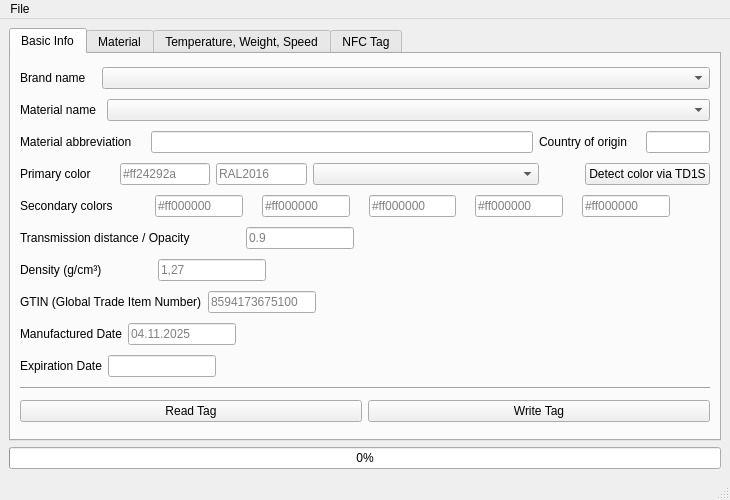
The window that openprinttaggui/GUI/gui.ui (bkerler/OpenPrintTagGUI) describes before a commit, drawn with Qt 5.
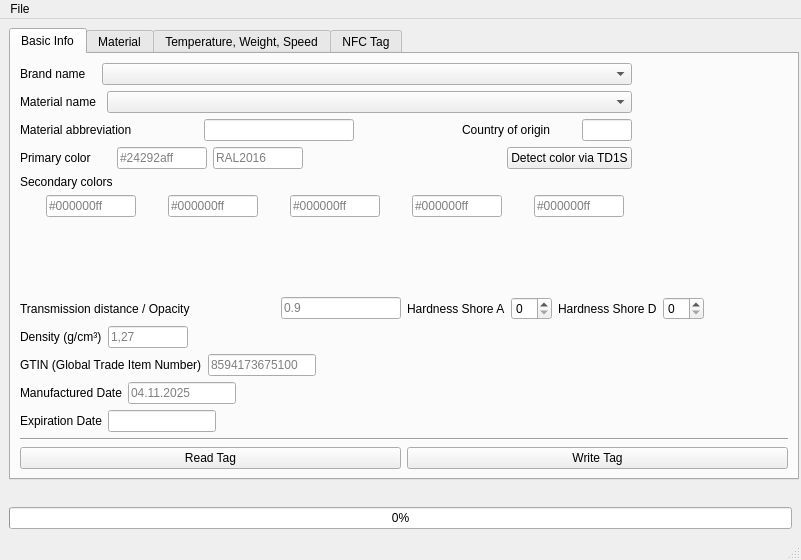
The same window after the commit. Custom widgets are drawn as their Qt base class.

Diff of the .ui file:
```diff
--- a/openprinttaggui/GUI/gui.ui
+++ b/openprinttaggui/GUI/gui.ui
@@ -6,8 +6,8 @@
    <rect>
     <x>0</x>
     <y>0</y>
-    <width>730</width>
-    <height>500</height>
+    <width>801</width>
+    <height>560</height>
    </rect>
   </property>
   <property name="sizePolicy">
@@ -18,24 +18,23 @@
   </property>
   <property name="minimumSize">
    <size>
-    <width>730</width>
-    <height>500</height>
+    <width>801</width>
+    <height>560</height>
    </size>
   </property>
   <property name="windowTitle">
    <string>OpenPrintTag - GUI</string>
   </property>
   <widget class="QWidget" name="centralwidget">
-   <layout class="QGridLayout" name="gridLayout_8">
-    <item row="2" column="0">
-     <widget class="QProgressBar" name="progressBar">
-      <property name="value">
-       <number>0</number>
-      </property>
-     </widget>
-    </item>
-    <item row="1" column="0">
+   <layout class="QGridLayout" name="gridLayout">
+    <item row="0" column="0">
      <widget class="QTabWidget" name="tabWidget">
+      <property name="minimumSize">
+       <size>
+        <width>790</width>
+        <height>450</height>
+       </size>
+      </property>
       <property name="currentIndex">
        <number>0</number>
       </property>
@@ -43,6 +42,10 @@
        <attribute name="title">
         <string>Basic Info</string>
        </attribute>
+       <layout class="QVBoxLayout" name="verticalLayout_6">
+        <item>
+         <layout class="QHBoxLayout" name="horizontalLayout_29">
+          <item>
        <layout class="QVBoxLayout" name="verticalLayout_2">
         <item>
          <layout class="QHBoxLayout" name="horizontalLayout_3">
@@ -70,7 +73,7 @@
            </spacer>
           </item>
           <item>
-           <widget class="ClearComboBox" name="brandnamebox">
+               <widget class="FilterComboBox" name="brandnamebox">
             <property name="sizePolicy">
              <sizepolicy hsizetype="Preferred" vsizetype="Fixed">
               <horstretch>4</horstretch>
@@ -110,7 +113,7 @@
            </spacer>
           </item>
           <item>
-           <widget class="ClearComboBox" name="materialnamebox">
+               <widget class="FilterComboBox" name="materialnamebox">
             <property name="sizePolicy">
              <sizepolicy hsizetype="Preferred" vsizetype="Fixed">
               <horstretch>4</horstretch>
@@ -128,62 +131,80 @@
          <layout class="QHBoxLayout" name="horizontalLayout_22">
           <item>
            <widget class="QLabel" name="materialabbrlabel">
+                <property name="sizePolicy">
+                 <sizepolicy hsizetype="Preferred" vsizetype="Preferred">
+                  <horstretch>0</horstretch>
+                  <verstretch>0</verstretch>
+                 </sizepolicy>
+                </property>
             <property name="text">
              <string>Material abbreviation</string>
             </property>
            </widget>
           </item>
-          <item>
-           <spacer name="horizontalSpacer_24">
-            <property name="orientation">
-             <enum>Qt::Orientation::Horizontal</enum>
-            </property>
-            <property name="sizeType">
-             <enum>QSizePolicy::Policy::Preferred</enum>
-            </property>
-            <property name="sizeHint" stdset="0">
-             <size>
-              <width>13</width>
-              <height>20</height>
-             </size>
-            </property>
-           </spacer>
-          </item>
           <item>
            <widget class="QLineEdit" name="materialabbredit">
             <property name="sizePolicy">
              <sizepolicy hsizetype="Expanding" vsizetype="Fixed">
-              <horstretch>6</horstretch>
+                  <horstretch>1</horstretch>
               <verstretch>0</verstretch>
              </sizepolicy>
             </property>
+                <property name="maximumSize">
+                 <size>
+                  <width>150</width>
+                  <height>16777215</height>
+                 </size>
+                </property>
             <property name="maxLength">
              <number>16</number>
             </property>
            </widget>
           </item>
+              <item>
+               <spacer name="horizontalSpacer_24">
+                <property name="orientation">
+                 <enum>Qt::Orientation::Horizontal</enum>
+                </property>
+                <property name="sizeType">
+                 <enum>QSizePolicy::Policy::Preferred</enum>
+                </property>
+                <property name="sizeHint" stdset="0">
+                 <size>
+                  <width>13</width>
+                  <height>20</height>
+                 </size>
+                </property>
+               </spacer>
+              </item>
           <item>
            <widget class="QLabel" name="label">
             <property name="text">
              <string>Country of origin</string>
             </property>
+                <property name="alignment">
+                 <set>Qt::AlignmentFlag::AlignRight|Qt::AlignmentFlag::AlignTrailing|Qt::AlignmentFlag::AlignVCenter</set>
+                </property>
            </widget>
           </item>
           <item>
-           <spacer name="horizontalSpacer_25">
-            <property name="orientation">
-             <enum>Qt::Orientation::Horizontal</enum>
-            </property>
-            <property name="sizeType">
-             <enum>QSizePolicy::Policy::Preferred</enum>
-            </property>
-            <property name="sizeHint" stdset="0">
+               <widget class="QLabel" name="countryflaglabel">
+                <property name="minimumSize">
+                 <size>
+                  <width>20</width>
+                  <height>0</height>
+                 </size>
+                </property>
+                <property name="maximumSize">
              <size>
-              <width>13</width>
-              <height>20</height>
-             </size>
-            </property>
-           </spacer>
+                  <width>20</width>
+                  <height>16777215</height>
+                 </size>
+                </property>
+                <property name="text">
+                 <string/>
+                </property>
+               </widget>
           </item>
           <item>
            <widget class="QLineEdit" name="countryoforiginedit">
@@ -193,6 +214,12 @@
               <verstretch>0</verstretch>
              </sizepolicy>
             </property>
+                <property name="maximumSize">
+                 <size>
+                  <width>50</width>
+                  <height>16777215</height>
+                 </size>
+                </property>
             <property name="maxLength">
              <number>2</number>
             </property>
@@ -246,8 +273,14 @@
               <height>0</height>
              </size>
             </property>
+                <property name="maximumSize">
+                 <size>
+                  <width>90</width>
+                  <height>16777215</height>
+                 </size>
+                </property>
             <property name="placeholderText">
-             <string>#ff24292a</string>
+                 <string>#24292aff</string>
             </property>
            </widget>
           </item>
@@ -259,24 +292,23 @@
               <verstretch>0</verstretch>
              </sizepolicy>
             </property>
+                <property name="minimumSize">
+                 <size>
+                  <width>90</width>
+                  <height>0</height>
+                 </size>
+                </property>
+                <property name="maximumSize">
+                 <size>
+                  <width>120</width>
+                  <height>16777215</height>
+                 </size>
+                </property>
             <property name="placeholderText">
              <string>RAL2016</string>
             </property>
            </widget>
           </item>
-          <item>
-           <widget class="QComboBox" name="colornamebox">
-            <property name="sizePolicy">
-             <sizepolicy hsizetype="Preferred" vsizetype="Fixed">
-              <horstretch>5</horstretch>
-              <verstretch>0</verstretch>
-             </sizepolicy>
-            </property>
-            <property name="placeholderText">
-             <string>Jet Black</string>
-            </property>
-           </widget>
-          </item>
           <item>
            <spacer name="horizontalSpacer_26">
             <property name="orientation">
@@ -284,7 +316,7 @@
             </property>
             <property name="sizeHint" stdset="0">
              <size>
-              <width>40</width>
+                  <width>200</width>
               <height>20</height>
              </size>
             </property>
@@ -300,46 +332,35 @@
          </layout>
         </item>
         <item>
-         <layout class="QHBoxLayout" name="horizontalLayout_20">
-          <item>
            <widget class="QLabel" name="primarycolorlabel_2">
+              <property name="minimumSize">
+               <size>
+                <width>120</width>
+                <height>0</height>
+               </size>
+              </property>
             <property name="text">
              <string>Secondary colors</string>
             </property>
            </widget>
           </item>
           <item>
-           <spacer name="horizontalSpacer_21">
-            <property name="orientation">
-             <enum>Qt::Orientation::Horizontal</enum>
-            </property>
-            <property name="sizeType">
-             <enum>QSizePolicy::Policy::Preferred</enum>
-            </property>
-            <property name="sizeHint" stdset="0">
-             <size>
-              <width>10</width>
-              <height>20</height>
-             </size>
-            </property>
-           </spacer>
-          </item>
-          <item>
-           <widget class="QLabel" name="colorlabel_2">
-            <property name="text">
-             <string/>
-            </property>
-           </widget>
-          </item>
+             <layout class="QHBoxLayout" name="horizontalLayout_20">
           <item>
            <widget class="QLabel" name="secondary_colorlabel_0">
+                <property name="minimumSize">
+                 <size>
+                  <width>20</width>
+                  <height>0</height>
+                 </size>
+                </property>
             <property name="text">
              <string/>
             </property>
            </widget>
           </item>
           <item>
-           <widget class="QLineEdit" name="secondarycolor0edit_0">
+               <widget class="QLineEdit" name="secondarycoloredit_0">
             <property name="sizePolicy">
              <sizepolicy hsizetype="Expanding" vsizetype="Fixed">
               <horstretch>1</horstretch>
@@ -348,7 +369,7 @@
             </property>
             <property name="minimumSize">
              <size>
-              <width>0</width>
+                  <width>90</width>
               <height>0</height>
              </size>
             </property>
@@ -362,25 +383,37 @@
              <number>9</number>
             </property>
             <property name="placeholderText">
-             <string>#ff000000</string>
+                 <string>#000000ff</string>
             </property>
            </widget>
           </item>
           <item>
            <widget class="QLabel" name="secondary_colorlabel_1">
+                <property name="minimumSize">
+                 <size>
+                  <width>20</width>
+                  <height>0</height>
+                 </size>
+                </property>
             <property name="text">
              <string/>
             </property>
            </widget>
           </item>
           <item>
-           <widget class="QLineEdit" name="secondarycolor0edit_1">
+               <widget class="QLineEdit" name="secondarycoloredit_1">
             <property name="sizePolicy">
              <sizepolicy hsizetype="Preferred" vsizetype="Fixed">
               <horstretch>1</horstretch>
               <verstretch>0</verstretch>
              </sizepolicy>
             </property>
+                <property name="minimumSize">
+                 <size>
+                  <width>90</width>
+                  <height>0</height>
+                 </size>
+                </property>
             <property name="maximumSize">
              <size>
               <width>100</width>
@@ -391,25 +424,37 @@
              <number>9</number>
             </property>
             <property name="placeholderText">
-             <string>#ff000000</string>
+                 <string>#000000ff</string>
             </property>
            </widget>
           </item>
           <item>
            <widget class="QLabel" name="secondary_colorlabel_2">
+                <property name="minimumSize">
+                 <size>
+                  <width>20</width>
+                  <height>0</height>
+                 </size>
+                </property>
             <property name="text">
              <string/>
             </property>
            </widget>
           </item>
           <item>
-           <widget class="QLineEdit" name="secondarycolor0edit_2">
+               <widget class="QLineEdit" name="secondarycoloredit_2">
             <property name="sizePolicy">
              <sizepolicy hsizetype="Preferred" vsizetype="Fixed">
               <horstretch>1</horstretch>
               <verstretch>0</verstretch>
              </sizepolicy>
             </property>
+                <property name="minimumSize">
+                 <size>
+                  <width>90</width>
+                  <height>0</height>
+                 </size>
+                </property>
             <property name="maximumSize">
              <size>
               <width>100</width>
@@ -420,25 +465,37 @@
              <number>9</number>
             </property>
             <property name="placeholderText">
-             <string>#ff000000</string>
+                 <string>#000000ff</string>
             </property>
            </widget>
           </item>
           <item>
            <widget class="QLabel" name="secondary_colorlabel_3">
+                <property name="minimumSize">
+                 <size>
+                  <width>20</width>
+                  <height>0</height>
+                 </size>
+                </property>
             <property name="text">
              <string/>
             </property>
            </widget>
           </item>
           <item>
-           <widget class="QLineEdit" name="secondarycolor0edit_3">
+               <widget class="QLineEdit" name="secondarycoloredit_3">
             <property name="sizePolicy">
              <sizepolicy hsizetype="Preferred" vsizetype="Fixed">
               <horstretch>1</horstretch>
               <verstretch>0</verstretch>
              </sizepolicy>
             </property>
+                <property name="minimumSize">
+                 <size>
+                  <width>90</width>
+                  <height>0</height>
+                 </size>
+                </property>
             <property name="maximumSize">
              <size>
               <width>100</width>
@@ -449,25 +506,37 @@
              <number>9</number>
             </property>
             <property name="placeholderText">
-             <string>#ff000000</string>
+                 <string>#000000ff</string>
             </property>
            </widget>
           </item>
           <item>
            <widget class="QLabel" name="secondary_colorlabel_4">
+                <property name="minimumSize">
+                 <size>
+                  <width>20</width>
+                  <height>0</height>
+                 </size>
+                </property>
             <property name="text">
              <string/>
             </property>
            </widget>
           </item>
           <item>
-           <widget class="QLineEdit" name="secondarycolor0edit_4">
+               <widget class="QLineEdit" name="secondarycoloredit_4">
             <property name="sizePolicy">
              <sizepolicy hsizetype="Preferred" vsizetype="Fixed">
               <horstretch>1</horstretch>
               <verstretch>0</verstretch>
              </sizepolicy>
             </property>
+                <property name="minimumSize">
+                 <size>
+                  <width>90</width>
+                  <height>0</height>
+                 </size>
+                </property>
             <property name="maximumSize">
              <size>
               <width>100</width>
@@ -475,7 +544,7 @@
              </size>
             </property>
             <property name="placeholderText">
-             <string>#ff000000</string>
+                 <string>#000000ff</string>
             </property>
            </widget>
           </item>
@@ -494,46 +563,108 @@
           </item>
          </layout>
         </item>
+           </layout>
+          </item>
+          <item>
+           <widget class="QLabel" name="picturelabel">
+            <property name="minimumSize">
+             <size>
+              <width>150</width>
+              <height>100</height>
+             </size>
+            </property>
+            <property name="text">
+             <string/>
+            </property>
+           </widget>
+          </item>
+         </layout>
+        </item>
+        <item>
+         <spacer name="verticalSpacer_3">
+          <property name="orientation">
+           <enum>Qt::Orientation::Vertical</enum>
+          </property>
+          <property name="sizeHint" stdset="0">
+           <size>
+            <width>20</width>
+            <height>40</height>
+           </size>
+          </property>
+         </spacer>
+        </item>
+        <item>
+         <layout class="QHBoxLayout" name="horizontalLayout_25">
         <item>
          <layout class="QHBoxLayout" name="horizontalLayout_9">
           <item>
            <widget class="QLabel" name="transmissiondistancelabel">
+              <property name="sizePolicy">
+               <sizepolicy hsizetype="Expanding" vsizetype="Preferred">
+                <horstretch>0</horstretch>
+                <verstretch>0</verstretch>
+               </sizepolicy>
+              </property>
             <property name="text">
              <string>Transmission distance / Opacity</string>
             </property>
            </widget>
           </item>
-          <item>
-           <spacer name="horizontalSpacer_18">
-            <property name="orientation">
-             <enum>Qt::Orientation::Horizontal</enum>
-            </property>
-            <property name="sizeType">
-             <enum>QSizePolicy::Policy::Preferred</enum>
-            </property>
-            <property name="sizeHint" stdset="0">
-             <size>
-              <width>50</width>
-              <height>20</height>
-             </size>
-            </property>
-           </spacer>
-          </item>
           <item>
            <widget class="QLineEdit" name="transmissiondistanceedit">
             <property name="sizePolicy">
-             <sizepolicy hsizetype="Preferred" vsizetype="Fixed">
-              <horstretch>0</horstretch>
+               <sizepolicy hsizetype="Expanding" vsizetype="Fixed">
+                <horstretch>4</horstretch>
               <verstretch>0</verstretch>
              </sizepolicy>
             </property>
+              <property name="minimumSize">
+               <size>
+                <width>80</width>
+                <height>0</height>
+               </size>
+              </property>
+              <property name="maximumSize">
+               <size>
+                <width>120</width>
+                <height>16777215</height>
+               </size>
+              </property>
             <property name="placeholderText">
              <string>0.9</string>
             </property>
            </widget>
           </item>
+           </layout>
+          </item>
           <item>
-           <spacer name="horizontalSpacer_12">
+           <layout class="QHBoxLayout" name="horizontalLayout_24">
+            <item>
+             <widget class="QLabel" name="hardnessshorealabel">
+              <property name="text">
+               <string>Hardness Shore A</string>
+              </property>
+             </widget>
+            </item>
+            <item>
+             <widget class="QSpinBox" name="hardnessshoreabox"/>
+            </item>
+            <item>
+             <layout class="QHBoxLayout" name="horizontalLayout_26">
+              <item>
+               <widget class="QLabel" name="hardnessshoredlabel">
+                <property name="text">
+                 <string>Hardness Shore D</string>
+                </property>
+               </widget>
+              </item>
+              <item>
+               <widget class="QSpinBox" name="hardnessshoredbox"/>
+              </item>
+             </layout>
+            </item>
+            <item>
+             <spacer name="horizontalSpacer_29">
             <property name="orientation">
              <enum>Qt::Orientation::Horizontal</enum>
             </property>
@@ -544,6 +675,8 @@
              </size>
             </property>
            </spacer>
+            </item>
+           </layout>
           </item>
          </layout>
         </item>
@@ -556,22 +689,6 @@
             </property>
            </widget>
           </item>
-          <item>
-           <spacer name="horizontalSpacer_13">
-            <property name="orientation">
-             <enum>Qt::Orientation::Horizontal</enum>
-            </property>
-            <property name="sizeType">
-             <enum>QSizePolicy::Policy::Preferred</enum>
-            </property>
-            <property name="sizeHint" stdset="0">
-             <size>
-              <width>50</width>
-              <height>20</height>
-             </size>
-            </property>
-           </spacer>
-          </item>
           <item>
            <widget class="QLineEdit" name="densityedit">
             <property name="sizePolicy">
@@ -580,6 +697,18 @@
               <verstretch>0</verstretch>
              </sizepolicy>
             </property>
+            <property name="minimumSize">
+             <size>
+              <width>80</width>
+              <height>0</height>
+             </size>
+            </property>
+            <property name="maximumSize">
+             <size>
+              <width>80</width>
+              <height>16777215</height>
+             </size>
+            </property>
             <property name="placeholderText">
              <string>1,27</string>
             </property>
@@ -795,7 +924,7 @@
               </widget>
              </item>
              <item>
-              <widget class="ClearComboBox" name="materialtypebox">
+              <widget class="FilterComboBox" name="materialtypebox">
                <property name="sizePolicy">
                 <sizepolicy hsizetype="Preferred" vsizetype="Fixed">
                  <horstretch>4</horstretch>
@@ -834,7 +963,7 @@
               </widget>
              </item>
              <item>
-              <widget class="ClearComboBox" name="materialclassbox">
+              <widget class="FilterComboBox" name="materialclassbox">
                <property name="sizePolicy">
                 <sizepolicy hsizetype="Preferred" vsizetype="Fixed">
                  <horstretch>4</horstretch>
@@ -869,6 +998,68 @@
         <string>Temperature, Weight, Speed</string>
        </attribute>
        <layout class="QGridLayout" name="gridLayout_3">
+        <item row="0" column="2">
+         <widget class="QGroupBox" name="groupBox_6">
+          <property name="title">
+           <string>Specification</string>
+          </property>
+          <layout class="QVBoxLayout" name="verticalLayout_4">
+           <item>
+            <layout class="QHBoxLayout" name="horizontalLayout_19">
+             <item>
+              <widget class="QLabel" name="diameterlabel">
+               <property name="text">
+                <string>Diameter (mm)</string>
+               </property>
+              </widget>
+             </item>
+             <item>
+              <spacer name="horizontalSpacer_20">
+               <property name="orientation">
+                <enum>Qt::Orientation::Horizontal</enum>
+               </property>
+               <property name="sizeType">
+                <enum>QSizePolicy::Policy::Preferred</enum>
+               </property>
+               <property name="sizeHint" stdset="0">
+                <size>
+                 <width>13</width>
+                 <height>20</height>
+                </size>
+               </property>
+              </spacer>
+             </item>
+             <item>
+              <widget class="QLineEdit" name="diameteredit">
+               <property name="maximumSize">
+                <size>
+                 <width>50</width>
+                 <height>16777215</height>
+                </size>
+               </property>
+               <property name="text">
+                <string>1.75</string>
+               </property>
+              </widget>
+             </item>
+            </layout>
+           </item>
+           <item>
+            <spacer name="verticalSpacer">
+             <property name="orientation">
+              <enum>Qt::Orientation::Vertical</enum>
+             </property>
+             <property name="sizeHint" stdset="0">
+              <size>
+               <width>20</width>
+               <height>133</height>
+              </size>
+             </property>
+            </spacer>
+           </item>
+          </layout>
+         </widget>
+        </item>
         <item row="0" column="0">
          <widget class="QGroupBox" name="groupBox_3">
           <property name="title">
@@ -1045,33 +1236,51 @@
              </item>
             </layout>
            </item>
-          </layout>
-         </widget>
-        </item>
-        <item row="0" column="1" colspan="2">
-         <widget class="QGroupBox" name="groupBox_6">
-          <property name="title">
-           <string>Specification</string>
-          </property>
-          <widget class="QWidget" name="layoutWidget_9">
-           <property name="geometry">
-            <rect>
-             <x>10</x>
-             <y>30</y>
-             <width>337</width>
-             <height>34</height>
-            </rect>
-           </property>
-           <layout class="QHBoxLayout" name="horizontalLayout_19">
+           <item>
+            <layout class="QHBoxLayout" name="horizontalLayout_30">
+             <item>
+              <widget class="QLabel" name="chambertemplabel">
+               <property name="text">
+                <string>Chamber Temperature (°C)</string>
+               </property>
+              </widget>
+             </item>
+             <item>
+              <spacer name="horizontalSpacer_21">
+               <property name="orientation">
+                <enum>Qt::Orientation::Horizontal</enum>
+               </property>
+               <property name="sizeHint" stdset="0">
+                <size>
+                 <width>40</width>
+                 <height>20</height>
+                </size>
+               </property>
+              </spacer>
+             </item>
             <item>
-             <widget class="QLabel" name="diameterlabel">
+              <widget class="QSpinBox" name="chambertempbox">
+               <property name="maximum">
+                <number>1200</number>
+               </property>
+               <property name="value">
+                <number>90</number>
+               </property>
+              </widget>
+             </item>
+            </layout>
+           </item>
+           <item>
+            <layout class="QHBoxLayout" name="horizontalLayout_27">
+             <item>
+              <widget class="QLabel" name="minchambertemplabel">
               <property name="text">
-               <string>Diameter (mm)</string>
+                <string>Min Chamber Temperature (°C)</string>
               </property>
              </widget>
             </item>
             <item>
-             <spacer name="horizontalSpacer_20">
+              <spacer name="horizontalSpacer_13">
               <property name="orientation">
                <enum>Qt::Orientation::Horizontal</enum>
               </property>
@@ -1084,23 +1293,61 @@
              </spacer>
             </item>
             <item>
-             <widget class="QLineEdit" name="diameteredit">
-              <property name="text">
-               <string>1.75</string>
-              </property>
+              <widget class="QSpinBox" name="minchambertempbox">
+               <property name="maximum">
+                <number>1200</number>
+               </property>
+               <property name="value">
+                <number>90</number>
+               </property>
              </widget>
             </item>
            </layout>
-          </widget>
-         </widget>
-        </item>
-        <item row="1" column="0" colspan="2">
+           </item>
+           <item>
+            <layout class="QHBoxLayout" name="horizontalLayout_28">
+             <item>
+              <widget class="QLabel" name="maxchambertemplabel">
+               <property name="text">
+                <string>Max Chamber Temperature (°C)</string>
+               </property>
+              </widget>
+             </item>
+             <item>
+              <spacer name="horizontalSpacer_19">
+               <property name="orientation">
+                <enum>Qt::Orientation::Horizontal</enum>
+               </property>
+               <property name="sizeHint" stdset="0">
+                <size>
+                 <width>40</width>
+                 <height>20</height>
+                </size>
+               </property>
+              </spacer>
+             </item>
+             <item>
+              <widget class="QSpinBox" name="maxchambertempbox">
+               <property name="maximum">
+                <number>1200</number>
+               </property>
+               <property name="value">
+                <number>90</number>
+               </property>
+              </widget>
+             </item>
+            </layout>
+           </item>
+          </layout>
+         </widget>
+        </item>
+        <item row="1" column="0">
          <widget class="QGroupBox" name="groupBox_4">
           <property name="title">
            <string>Weight Information</string>
           </property>
-          <layout class="QGridLayout" name="gridLayout_9">
-           <item row="0" column="0">
+          <layout class="QVBoxLayout" name="verticalLayout_5">
+           <item>
             <layout class="QHBoxLayout" name="horizontalLayout_15">
              <item>
               <widget class="QLabel" name="nominalweightlabel">
@@ -1134,7 +1381,7 @@
              </item>
             </layout>
            </item>
-           <item row="1" column="0">
+           <item>
             <layout class="QHBoxLayout" name="horizontalLayout_16">
              <item>
               <widget class="QLabel" name="actualweightlabel">
@@ -1168,7 +1415,7 @@
              </item>
             </layout>
            </item>
-           <item row="2" column="0">
+           <item>
             <layout class="QHBoxLayout" name="horizontalLayout_17">
              <item>
               <widget class="QLabel" name="emptycontainerlabel">
@@ -1202,7 +1449,7 @@
              </item>
             </layout>
            </item>
-           <item row="3" column="0">
+           <item>
             <layout class="QHBoxLayout" name="horizontalLayout_21">
              <item>
               <widget class="QLabel" name="consumedweightlabel">
@@ -1239,19 +1486,6 @@
           </layout>
          </widget>
         </item>
-        <item row="1" column="2">
-         <spacer name="horizontalSpacer_19">
-          <property name="orientation">
-           <enum>Qt::Orientation::Horizontal</enum>
-          </property>
-          <property name="sizeHint" stdset="0">
-           <size>
-            <width>40</width>
-            <height>20</height>
-           </size>
-          </property>
-         </spacer>
-        </item>
        </layout>
       </widget>
       <widget class="QWidget" name="nfctab">
@@ -1286,6 +1520,26 @@
       </widget>
      </widget>
     </item>
+    <item row="1" column="0">
+     <spacer name="verticalSpacer_2">
+      <property name="orientation">
+       <enum>Qt::Orientation::Vertical</enum>
+      </property>
+      <property name="sizeHint" stdset="0">
+       <size>
+        <width>20</width>
+        <height>40</height>
+       </size>
+      </property>
+     </spacer>
+    </item>
+    <item row="2" column="0">
+     <widget class="QProgressBar" name="progressBar">
+      <property name="value">
+       <number>0</number>
+      </property>
+     </widget>
+    </item>
    </layout>
   </widget>
   <widget class="QMenuBar" name="menubar">
@@ -1293,7 +1547,7 @@
     <rect>
      <x>0</x>
      <y>0</y>
-     <width>730</width>
+     <width>801</width>
      <height>23</height>
     </rect>
    </property>
@@ -1320,9 +1574,9 @@
  </widget>
  <customwidgets>
   <customwidget>
-   <class>ClearComboBox</class>
+   <class>FilterComboBox</class>
    <extends>QComboBox</extends>
-   <header>GUI.customcombobox</header>
+   <header>GUI.filterbox</header>
   </customwidget>
   <customwidget>
    <class>PropertyFilterWidget</class>
```
Lines whose indentation alone changed are shown as unchanged.
